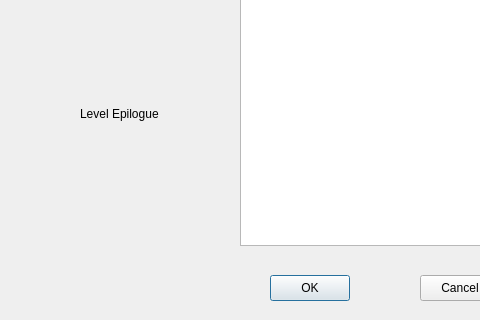
This is NietLevelEditor/GlobalLevelConfForm.ui in LeVirus/NietLevelEditor as Qt 5 draws it before an edit; both pictures show x 0 to 480 and y 345 to 665 of the 761 by 665 pixel window. The edited form follows.
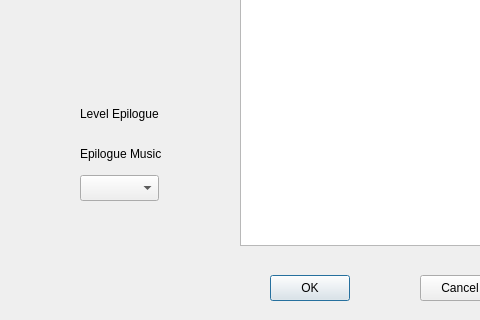
This is the edited form.

Commit message: Add epilogue music.

```diff
--- a/NietLevelEditor/GlobalLevelConfForm.ui
+++ b/NietLevelEditor/GlobalLevelConfForm.ui
@@ -111,6 +111,29 @@
     <string>Level Epilogue</string>
    </property>
   </widget>
+  <widget class="QComboBox" name="MusicWidget">
+   <property name="geometry">
+    <rect>
+     <x>80</x>
+     <y>520</y>
+     <width>79</width>
+     <height>26</height>
+    </rect>
+   </property>
+  </widget>
+  <widget class="QLabel" name="label_4">
+   <property name="geometry">
+    <rect>
+     <x>80</x>
+     <y>490</y>
+     <width>101</width>
+     <height>18</height>
+    </rect>
+   </property>
+   <property name="text">
+    <string>Epilogue Music</string>
+   </property>
+  </widget>
  </widget>
  <resources/>
  <connections/>
```
The commit also changes 4 other files.
